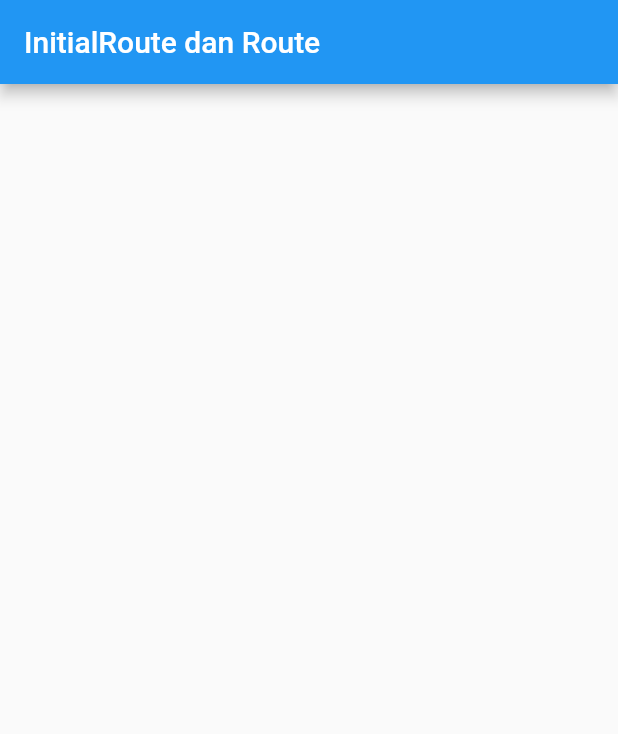
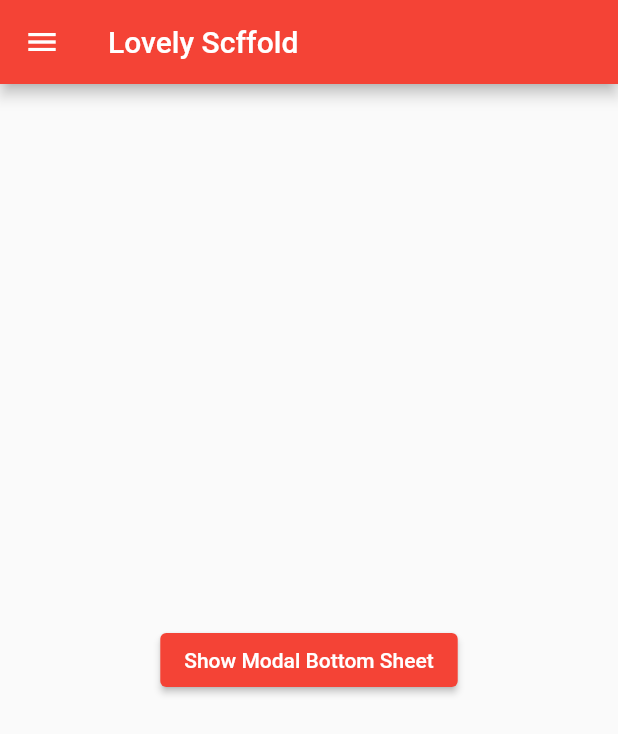
Before and after one commit to AlfonsInfo/Flutter-Learning-Journey, a Flutter app: the screen it shows after launch, on a phone screen of 412 x 824 dp. Shown: the top 734 px of the screen. Run offline on Flutter 3.47's test engine with Material 2 defaults, Android fonts, the phone set to English and light mode, and no system bars.

Commit message:
Material App , Fitur di Scaffold : bottom sheet, drawer, dll

```diff
--- a/lib/aa_materialApp/aa_materialAppArg.dart
+++ /dev/null
@@ -1,54 +0,0 @@
-//* PARAMETERNYA
-//* 1. Key
-//* 2. Homes
-//* 3. InitialRoutes, Routes, OnGenerateRoute,dll (Terkait Navigasi)
-//* 4. Builder -> Berkaitan dengan konteks
-//* 5. builder -> berkaitan dengan widget above navigator
-//* 6. darkTheme, LightTheme
-//* 7. color
-
-
-
-import 'package:flutter/material.dart';
-
-void main() {
-  runApp(const MainApp());
-}
-
-class MainApp extends StatelessWidget {
-  const MainApp({super.key});
-
-  @override
-  Widget build(BuildContext context) {
-    return  MaterialApp(
-      debugShowCheckedModeBanner: false, //* Menghilangkan debug banner
-      // debugShowMaterialGrid: true, //* Untuk Menampilkan Grid
-      // home: const HomePage(),
-      // initialRoute: '/',
-      routes:{
-        '/' :(context) => const HomePage()
-      },
-      //* onGenerateRoute gives you asingle place to add custom business logic before pussing new routes (pages)
-      //* Routes is static doesn't offer functionalities like passing an argument to the widget / value
-      // onGenerateRoute: ,
-
-    );
-  }
-}
-
-
-class HomePage extends StatefulWidget {
-  const HomePage({super.key});
-
-  @override
-  State<HomePage> createState() => _HomePageState();
-}
-
-class _HomePageState extends State<HomePage> {
-  @override
-  Widget build(BuildContext context) {
-    return Scaffold(
-      appBar: AppBar(title: const Text('InitialRoute dan Route'),),
-    );
-  }
-}
--- a/lib/aa_materialApp/home_vs_initialroute.dart
+++ /dev/null
@@ -1,49 +0,0 @@
-
-import 'package:flutter/material.dart';
-//* Selain menggunakan home, kita juga dapat menggunakan initalRoute untuk navigasi
-//* Jika saat menggunakan initialroute tidak perlu lagi menggunakan home
-//* onGenerateRoute -> digunakan jika saat navigasi dibutuhkan logic tertentu
-//* Jika semua proses diatas gagal, onUnkownRoute akan dipanggil
-
-void main() {
-  runApp(const MainApp());
-}
-
-class MainApp extends StatelessWidget {
-  const MainApp({super.key});
-
-  @override
-  Widget build(BuildContext context) {
-    return  MaterialApp(
-      debugShowCheckedModeBanner: false, //* Menghilangkan debug banner
-      // debugShowMaterialGrid: true, //* Untuk Menampilkan Grid
-      // home: const HomePage(),
-      // initialRoute: '/',
-      routes:{
-        '/' :(context) => const HomePage()
-      },
-      //* onGenerateRoute gives you asingle place to add custom business logic before pussing new routes (pages)
-      //* Routes is static doesn't offer functionalities like passing an argument to the widget / value
-      // onGenerateRoute: ,
-      // onUnknownRoute: (settings) => settings.name,
-
-    );
-  }
-}
-
-
-class HomePage extends StatefulWidget {
-  const HomePage({super.key});
-
-  @override
-  State<HomePage> createState() => _HomePageState();
-}
-
-class _HomePageState extends State<HomePage> {
-  @override
-  Widget build(BuildContext context) {
-    return Scaffold(
-      appBar: AppBar(title: const Text('InitialRoute dan Route'),),
-    );
-  }
-}
--- a/lib/main.dart
+++ b/lib/main.dart
@@ -1,10 +1,10 @@
-//* Selain menggunakan home, kita juga dapat menggunakan initalRoute untuk navigasi
 //*
 //*
 //*
 //*
-
-
+//*
+//*
+//*
 
 import 'package:flutter/material.dart';
 
@@ -17,22 +17,16 @@ class MainApp extends StatelessWidget {
 
   @override
   Widget build(BuildContext context) {
-    return  MaterialApp(
-      debugShowCheckedModeBanner: false, //* Menghilangkan debug banner
-      // debugShowMaterialGrid: true, //* Untuk Menampilkan Grid
-      // home: const HomePage(),
-      // initialRoute: '/',
-      routes:{
-        '/' :(context) => const HomePage()
-      },
-      //* onGenerateRoute gives you asingle place to add custom business logic before pussing new routes (pages)
-      //* Routes is static doesn't offer functionalities like passing an argument to the widget / value
-      // onGenerateRoute: ,
-
+    return MaterialApp(
+      theme: ThemeData(
+        primarySwatch: Colors.red,
+        // primaryColor: Colors.yellow //*?
+      ),
+      // color: Colors.red,
+      home: HomePage(),
     );
   }
 }
-
 
 class HomePage extends StatefulWidget {
   const HomePage({super.key});
@@ -45,7 +39,56 @@ class _HomePageState extends State<HomePage> {
   @override
   Widget build(BuildContext context) {
     return Scaffold(
-      appBar: AppBar(title: const Text('InitialRoute dan Route'),),
+      drawer: Drawer(
+        child: ListView(
+          padding: EdgeInsets.zero,
+          children: [
+            const DrawerHeader(
+              decoration: BoxDecoration(
+                // color: Colors.blue
+                color: Colors.redAccent
+              ),
+              child: Text('Drawer Header'),
+              ),
+              ListTile(
+                title: const Text('Item 1'),
+                onTap: () => showBottomList(context),
+              ),
+              ListTile(
+                title: const Text('Item 2'),
+              ),
+          ],
+        ),
+      ),
+      appBar: AppBar(
+        title: const Text('Lovely Scffold'),
+      ),
+      body: Center(
+          child: ElevatedButton(
+              onPressed: () {
+              },
+              child: const Text('Show Modal Bottom Sheet'))),
     );
   }
+
+  Future<dynamic> showBottomList(BuildContext context) {
+    return showModalBottomSheet(
+                context: context,
+                builder: (_) {
+                  return Container(
+                    height: 200,
+                    // color: Colors.,
+                    child: Center(
+                      child: Column(
+                        children: [
+                          Text('Text1'),
+                          Text('Text1'),
+                          Text('Text1'),
+                        ],
+                      ),
+                    ),
+                  );
+                },
+              );
+  }
 }
```
